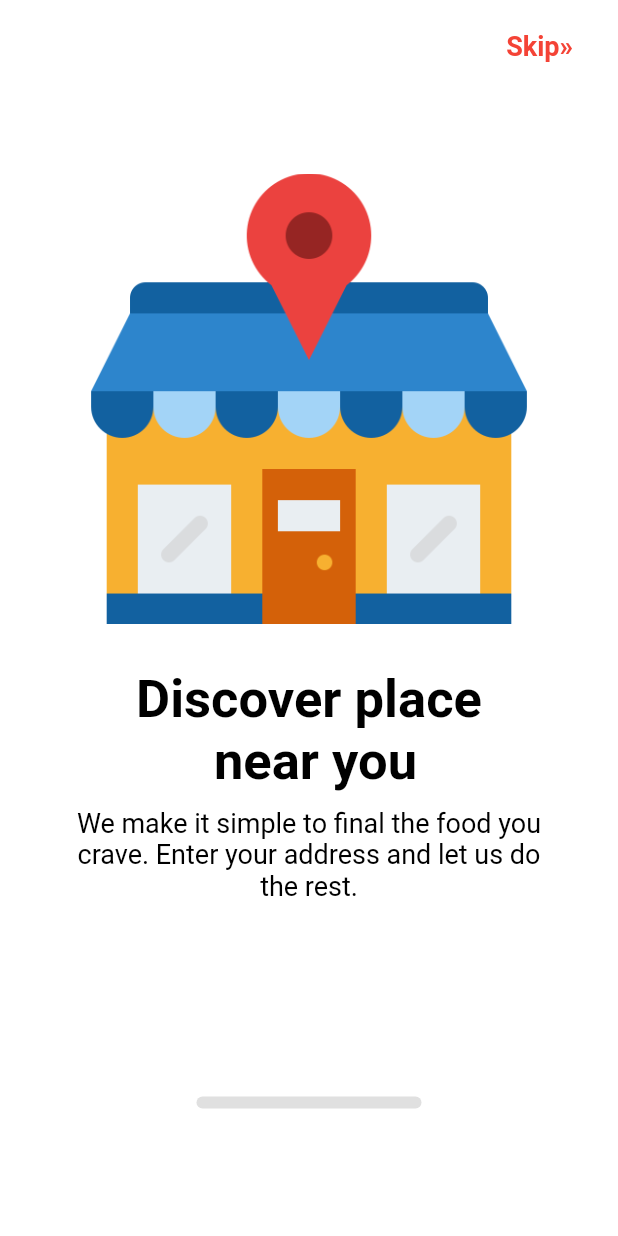
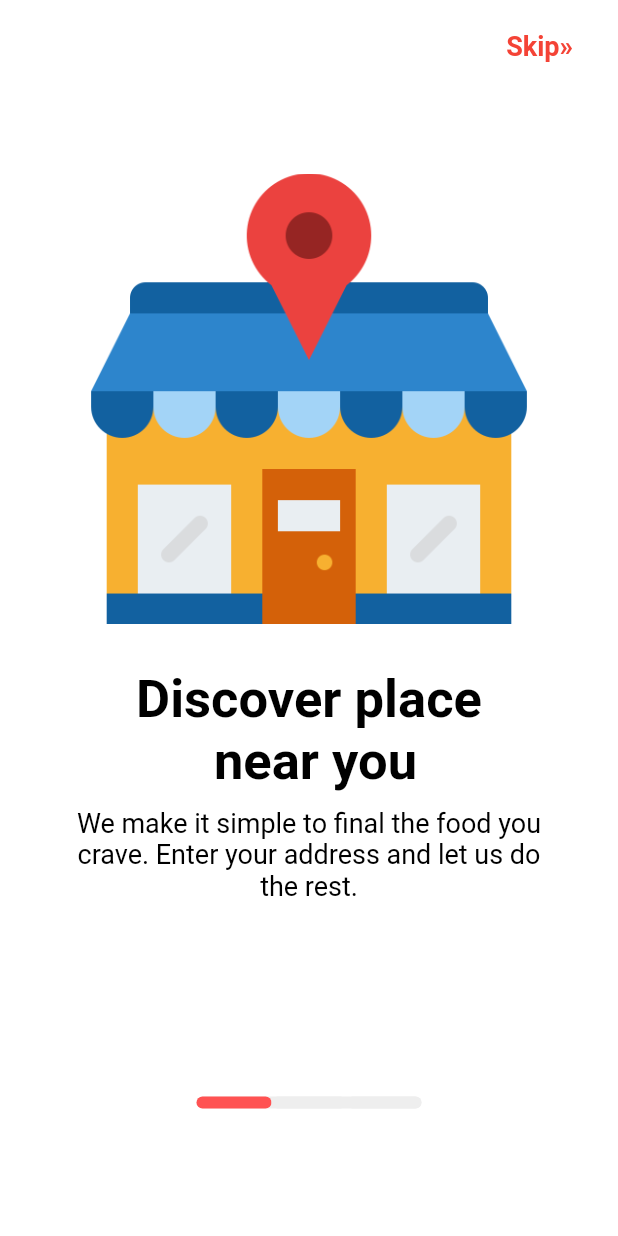
Before and after one commit to soni-chaudhary/foody, a Flutter app: the screen it shows after launch, on a phone screen of 412 x 824 dp. Run offline on Flutter 3.47's test engine with Material 2 defaults, Android fonts, the phone set to English and light mode, and no system bars; our stand-ins replace carousel_slider, convex_bottom_bar, flutter_rating_bar, sms_autofill.

Commit message:
third commit

```diff
--- /dev/null
+++ b/lib/models/initial_pages_model.dart
@@ -0,0 +1,27 @@
+class UnbordingContent {
+  String? image;
+  String? title;
+  String? discription;
+  UnbordingContent({this.image, this.title, this.discription});
+}
+
+List<UnbordingContent> content = [
+  UnbordingContent(
+    image: "images/address.png",
+    title: "Discover place \n near you",
+    discription:
+        "We make it simple to final the food you crave. Enter your address and let us do the rest.",
+  ),
+  UnbordingContent(
+    image: "images/choose.jpg",
+    title: "Choose A Tasty\n Dish",
+    discription:
+        "When you order Eat Street,we'll hook\n you up with exclusive coupons, specials and rewards.",
+  ),
+  UnbordingContent(
+    image: "images/delivery.jpg",
+    title: "Pick Up Or \n Delivery",
+    discription:
+        "We make food ordering fast,simple and free - no matter if you order online or cash",
+  ),
+];
--- a/lib/screens/discover_place.dart
+++ b/lib/screens/discover_place.dart
@@ -1,9 +1,17 @@
 // ignore: file_names
 import 'package:flutter/material.dart';
+import 'package:foody/models/initial_pages_model.dart';
 import 'package:foody/screens/choose_page.dart';
 
-class DicscoverPlace extends StatelessWidget {
+class DicscoverPlace extends StatefulWidget {
   const DicscoverPlace({super.key});
+
+  @override
+  State<DicscoverPlace> createState() => _DicscoverPlaceState();
+}
+
+class _DicscoverPlaceState extends State<DicscoverPlace> {
+  int _currentIndex = 0;
   @override
   Widget build(BuildContext context) {
     return Scaffold(
@@ -16,10 +24,7 @@ class DicscoverPlace extends StatelessWidget {
               padding: const EdgeInsets.only(top: 20, right: 30),
               child: InkWell(
                 onTap: () {
-                Navigator.push(
-                    context,
-                    MaterialPageRoute(
-                        builder: (context) => const ChoosePage()));
+                  setState(() {});
                 },
                 child: const Text(
                   "Skip»",
@@ -32,7 +37,15 @@ class DicscoverPlace extends StatelessWidget {
             ),
           ],
         ),
-      body: Padding(
+        body: PageView.builder(
+            itemCount: content.length,
+            onPageChanged: (int index) {
+              setState(() {
+                _currentIndex = index;
+              });
+            },
+            itemBuilder: (context, index) {
+              return Padding(
                 padding: const EdgeInsets.only(left: 40, right: 40),
                 child: Column(
                   // mainAxisAlignment: MainAxisAlignment.center,
@@ -40,7 +53,7 @@ class DicscoverPlace extends StatelessWidget {
                     Container(
                       margin: const EdgeInsets.only(top: 60),
                       child: Image.asset(
-                "images/address.png",
+                        content[index].image.toString(),
                         fit: BoxFit.cover,
                         height: 300,
                         width: MediaQuery.of(context).size.width,
@@ -48,10 +61,10 @@ class DicscoverPlace extends StatelessWidget {
                     ),
                     Container(
                       margin: const EdgeInsets.only(top: 30),
-              child: const Text(
-                "Discover place \n near you",
+                      child: Text(
+                        content[index].title.toString(),
                         textAlign: TextAlign.center,
-                style: TextStyle(
+                        style: const TextStyle(
                             color: Colors.black,
                             fontSize: 35,
                             fontWeight: FontWeight.bold),
@@ -59,10 +72,10 @@ class DicscoverPlace extends StatelessWidget {
                     ),
                     Container(
                       margin: const EdgeInsets.only(top: 10),
-              child: const Text(
-                "We make it simple to final the food you crave. Enter your address and let us do the rest.",
+                      child: Text(
+                        content[index].discription.toString(),
                         textAlign: TextAlign.center,
-                style: TextStyle(
+                        style: const TextStyle(
                           color: Colors.black,
                           fontSize: 18,
                           // fontWeight: FontWeight.bold,
@@ -76,13 +89,28 @@ class DicscoverPlace extends StatelessWidget {
                       height: 8,
                       width: 150,
                       decoration: BoxDecoration(
-                color: Colors.grey.shade300,
+                        color: Colors.grey.shade200,
                         borderRadius: BorderRadius.circular(20),
+                      ),
+                      child: Row(
+                        mainAxisAlignment: MainAxisAlignment.center,
+                        children: List.generate(
+                          content.length,
+                          (index) => Container(
+                            height: 8,
+                            width: 50,
+                            decoration: BoxDecoration(
+                                borderRadius: BorderRadius.circular(20),
+                                color: _currentIndex == index
+                                    ? Colors.redAccent
+                                    : Colors.grey.shade200),
+                          ),
+                        ),
                       ),
                     ),
                   ],
                 ),
-      ),
               );
+            }));
   }
 }
```
Lines whose indentation alone changed are shown as unchanged.
